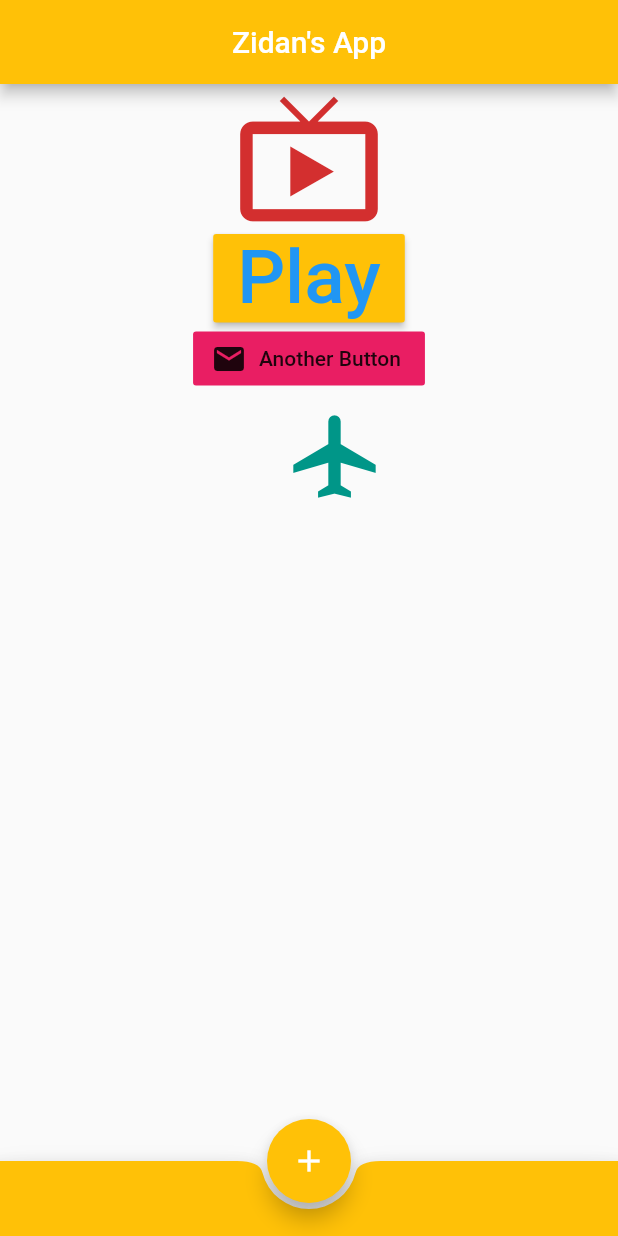
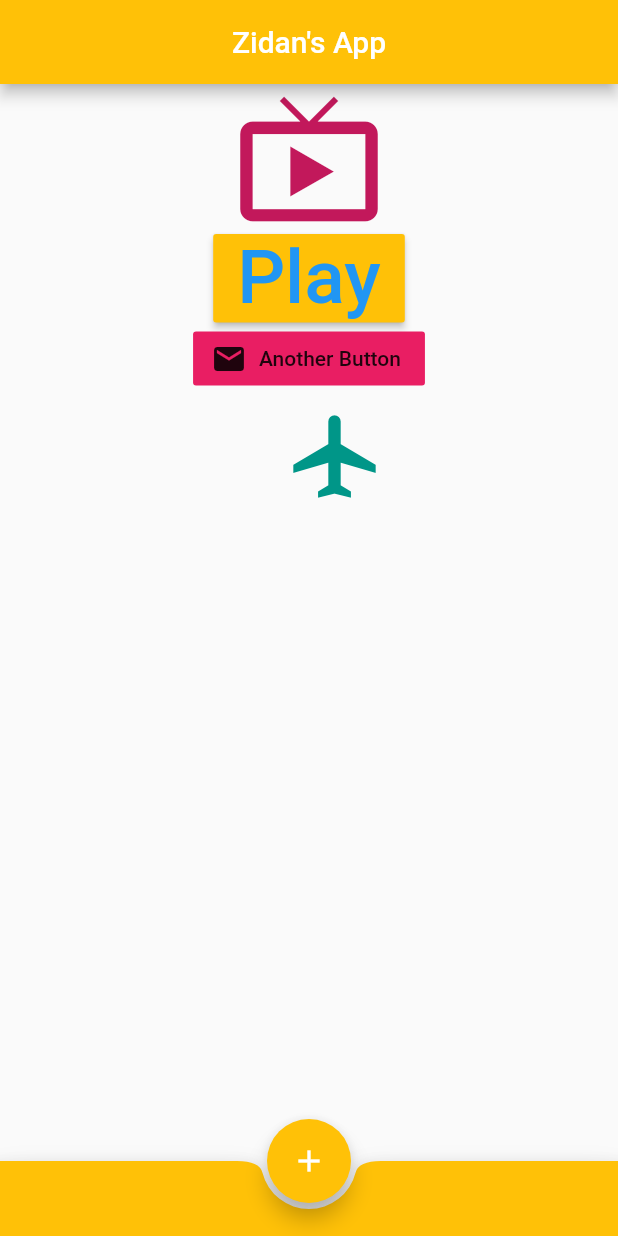
Before and after one commit to musrah13/my_first_flutter_app, a Flutter app: the screen it shows after launch, on a phone screen of 412 x 824 dp. Run offline on Flutter 3.47's test engine with Material 2 defaults, Android fonts, the phone set to English and light mode, and no system bars.

Commit message:
change test

```diff
--- a/lib/main.dart
+++ b/lib/main.dart
@@ -21,7 +21,7 @@ class Home extends StatelessWidget {
             Icon(
               Icons.live_tv,
               size: 100.0,
-              color: Colors.red[700],
+              color: Colors.pink[700],
             ),
             RaisedButton(
               onPressed: () { print('Zidan er button e shomossa!');},
```
